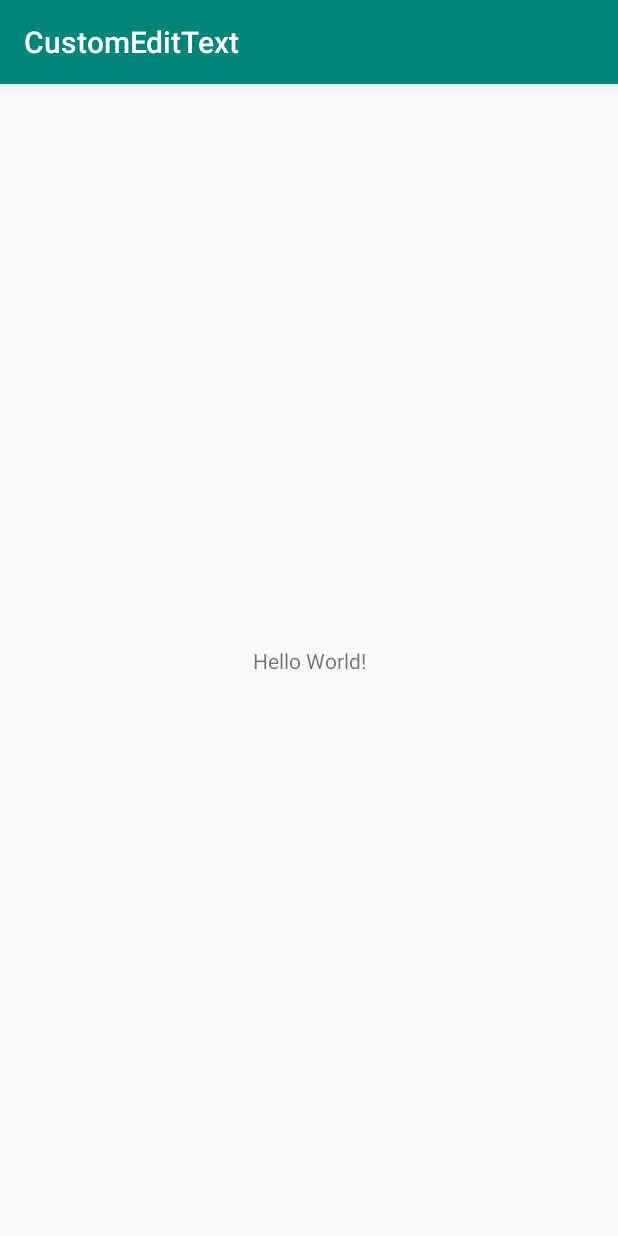
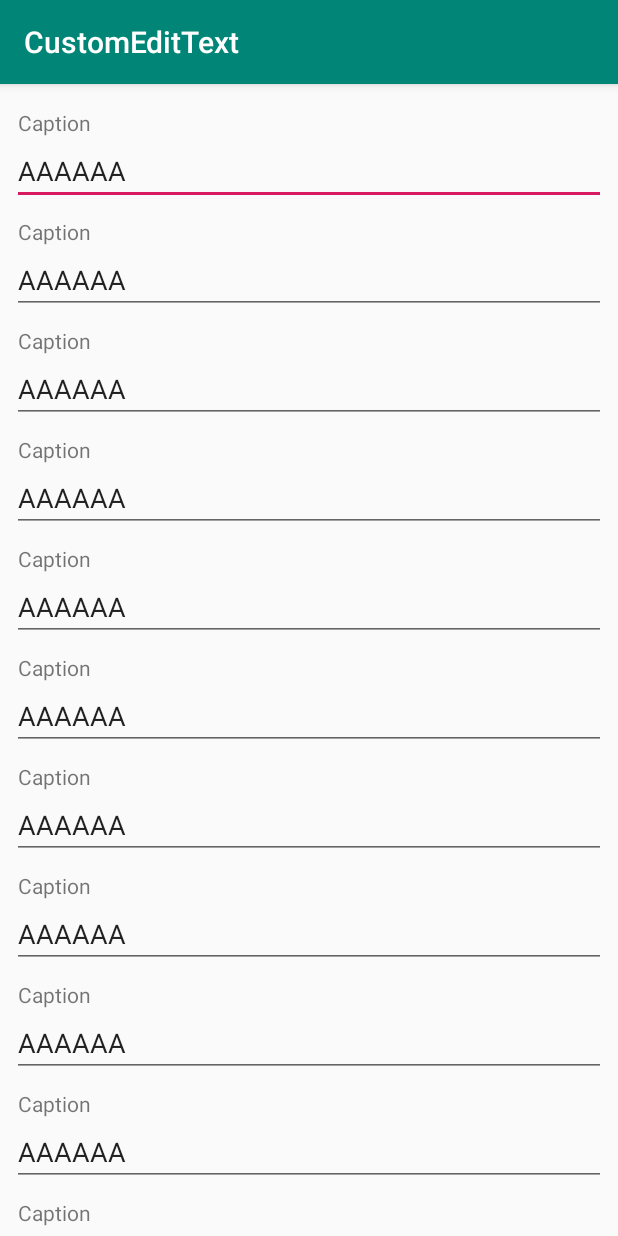
Before and after one commit to HoNKoT/CustomEditText, an Android app: the screen it shows after launch (MainActivity), on a phone screen of 412 x 824 dp. Run offline under Robolectric (Android 15) with nearby library versions, the phone set to English and light mode, and no system bars.

Commit message:
簡単なCustomEditTextを追加

```diff
--- /dev/null
+++ b/app/src/main/java/jp/honkot/customedittext/CustomEditText.kt
@@ -0,0 +1,38 @@
+package jp.honkot.customedittext
+
+import android.content.Context
+import android.util.AttributeSet
+import android.util.Log
+import android.view.LayoutInflater
+import android.view.View
+import android.widget.EditText
+import android.widget.TextView
+import androidx.constraintlayout.widget.ConstraintLayout
+
+class CustomEditText @JvmOverloads constructor(
+    context: Context,
+    attrs: AttributeSet? = null,
+    defStyleAttr: Int = 0
+) : ConstraintLayout(context, attrs, defStyleAttr) {
+
+    init {
+        val thisView = LayoutInflater.from(context).inflate(R.layout.view_custom_edit_text, this)
+
+        thisView.findViewById<EditText>(R.id.input)?.also {
+            it.setOnFocusChangeListener { _, focused ->
+                thisView.findViewById<TextView>(R.id.caption)?.visibility = if (focused) {
+                    Log.e("test", "visibility=VISIBLE")
+                    View.VISIBLE
+                } else {
+                    if (it.text.toString().isEmpty()) {
+                        Log.e("test", "visibility=GONE")
+                        View.GONE
+                    } else {
+                        Log.e("test", "visibility=VISIBLE")
+                        View.VISIBLE
+                    }
+                }
+            }
+        }
+    }
+}
--- a/app/src/main/res/layout/activity_main.xml
+++ b/app/src/main/res/layout/activity_main.xml
@@ -1,19 +1,121 @@
 <?xml version="1.0" encoding="utf-8"?>
-<androidx.constraintlayout.widget.ConstraintLayout
+<ScrollView
         xmlns:android="http://schemas.android.com/apk/res/android"
-        xmlns:tools="http://schemas.android.com/tools"
         xmlns:app="http://schemas.android.com/apk/res-auto"
         android:layout_width="match_parent"
-        android:layout_height="match_parent"
-        tools:context=".MainActivity">
+        android:layout_height="match_parent">
+    <androidx.constraintlayout.widget.ConstraintLayout
 
-    <TextView
-            android:layout_width="wrap_content"
-            android:layout_height="wrap_content"
-            android:text="Hello World!"
-            app:layout_constraintBottom_toBottomOf="parent"
-            app:layout_constraintLeft_toLeftOf="parent"
-            app:layout_constraintRight_toRightOf="parent"
-            app:layout_constraintTop_toTopOf="parent"/>
+            android:layout_width="match_parent"
+            android:layout_height="match_parent">
 
-</androidx.constraintlayout.widget.ConstraintLayout>
+        <jp.honkot.customedittext.CustomEditText
+                android:id="@+id/editText1"
+                android:layout_marginLeft="8dp"
+                android:layout_marginRight="8dp"
+                android:layout_marginTop="16dp"
+                android:layout_marginBottom="8dp"
+                android:layout_width="match_parent"
+                android:layout_height="wrap_content"
+                app:layout_constraintTop_toTopOf="parent"/>
+
+        <jp.honkot.customedittext.CustomEditText
+                android:id="@+id/editText2"
+                android:layout_width="match_parent"
+                android:layout_height="wrap_content"
+                android:layout_margin="8dp"
+                app:layout_constraintTop_toBottomOf="@+id/editText1"/>
+
+        <jp.honkot.customedittext.CustomEditText
+                android:id="@+id/editText3"
+                android:layout_width="match_parent"
+                android:layout_height="wrap_content"
+                android:layout_margin="8dp"
+                app:layout_constraintTop_toBottomOf="@+id/editText2"/>
+
+        <jp.honkot.customedittext.CustomEditText
+                android:id="@+id/editText4"
+                android:layout_width="match_parent"
+                android:layout_height="wrap_content"
+                android:layout_margin="8dp"
+                app:layout_constraintTop_toBottomOf="@+id/editText3"/>
+
+        <jp.honkot.customedittext.CustomEditText
+                android:id="@+id/editText5"
+                android:layout_width="match_parent"
+                android:layout_height="wrap_content"
+                android:layout_margin="8dp"
+                app:layout_constraintTop_toBottomOf="@+id/editText4"/>
+
+        <jp.honkot.customedittext.CustomEditText
+                android:id="@+id/editText6"
+                android:layout_width="match_parent"
+                android:layout_height="wrap_content"
+                android:layout_margin="8dp"
+                app:layout_constraintTop_toBottomOf="@+id/editText5"/>
+
+        <jp.honkot.customedittext.CustomEditText
+                android:id="@+id/editText7"
+                android:layout_width="match_parent"
+                android:layout_height="wrap_content"
+                android:layout_margin="8dp"
+                app:layout_constraintTop_toBottomOf="@+id/editText6"/>
+
+        <jp.honkot.customedittext.CustomEditText
+                android:id="@+id/editText8"
+                android:layout_width="match_parent"
+                android:layout_height="wrap_content"
+                android:layout_margin="8dp"
+                app:layout_constraintTop_toBottomOf="@+id/editText7"/>
+
+        <jp.honkot.customedittext.CustomEditText
+                android:id="@+id/editText9"
+                android:layout_width="match_parent"
+                android:layout_height="wrap_content"
+                android:layout_margin="8dp"
+                app:layout_constraintTop_toBottomOf="@+id/editText8"/>
+
+        <jp.honkot.customedittext.CustomEditText
+                android:id="@+id/editText10"
+                android:layout_width="match_parent"
+                android:layout_height="wrap_content"
+                android:layout_margin="8dp"
+                app:layout_constraintTop_toBottomOf="@+id/editText9"/>
+
+        <jp.honkot.customedittext.CustomEditText
+                android:id="@+id/editText11"
+                android:layout_width="match_parent"
+                android:layout_height="wrap_content"
+                android:layout_margin="8dp"
+                app:layout_constraintTop_toBottomOf="@+id/editText10"/>
+
+        <jp.honkot.customedittext.CustomEditText
+                android:id="@+id/editText12"
+                android:layout_width="match_parent"
+                android:layout_height="wrap_content"
+                android:layout_margin="8dp"
+                app:layout_constraintTop_toBottomOf="@+id/editText11"/>
+
+        <jp.honkot.customedittext.CustomEditText
+                android:id="@+id/editText13"
+                android:layout_width="match_parent"
+                android:layout_height="wrap_content"
+                android:layout_margin="8dp"
+                app:layout_constraintTop_toBottomOf="@+id/editText12"/>
+
+        <jp.honkot.customedittext.CustomEditText
+                android:id="@+id/editText14"
+                android:layout_width="match_parent"
+                android:layout_height="wrap_content"
+                android:layout_margin="8dp"
+                app:layout_constraintTop_toBottomOf="@+id/editText13"/>
+
+        <jp.honkot.customedittext.CustomEditText
+                android:id="@+id/editText15"
+                android:layout_width="match_parent"
+                android:layout_height="wrap_content"
+                android:layout_margin="8dp"
+                app:layout_constraintTop_toBottomOf="@+id/editText14"/>
+
+    </androidx.constraintlayout.widget.ConstraintLayout>
+</ScrollView>
--- /dev/null
+++ b/app/src/main/res/layout/view_custom_edit_text.xml
@@ -0,0 +1,29 @@
+<?xml version="1.0" encoding="utf-8"?>
+<androidx.constraintlayout.widget.ConstraintLayout
+        xmlns:android="http://schemas.android.com/apk/res/android"
+        xmlns:app="http://schemas.android.com/apk/res-auto"
+        android:layout_width="match_parent"
+        android:layout_height="wrap_content"
+        android:animateLayoutChanges="true">
+
+    <TextView
+            android:id="@+id/caption"
+            android:layout_width="match_parent"
+            android:layout_height="wrap_content"
+            app:layout_constraintTop_toTopOf="parent"
+            android:layout_marginLeft="4dp"
+            app:layout_constraintBottom_toTopOf="@+id/input"
+            android:text="Caption"/>
+
+    <EditText
+            android:id="@+id/input"
+            android:layout_width="match_parent"
+            android:layout_height="wrap_content"
+            android:hint="Caption"
+            android:singleLine="true"
+            android:imeOptions="actionNext"
+            android:text="AAAAAA"
+            app:layout_constraintTop_toBottomOf="@+id/caption"
+            app:layout_constraintBottom_toBottomOf="parent"/>
+
+</androidx.constraintlayout.widget.ConstraintLayout>
```
